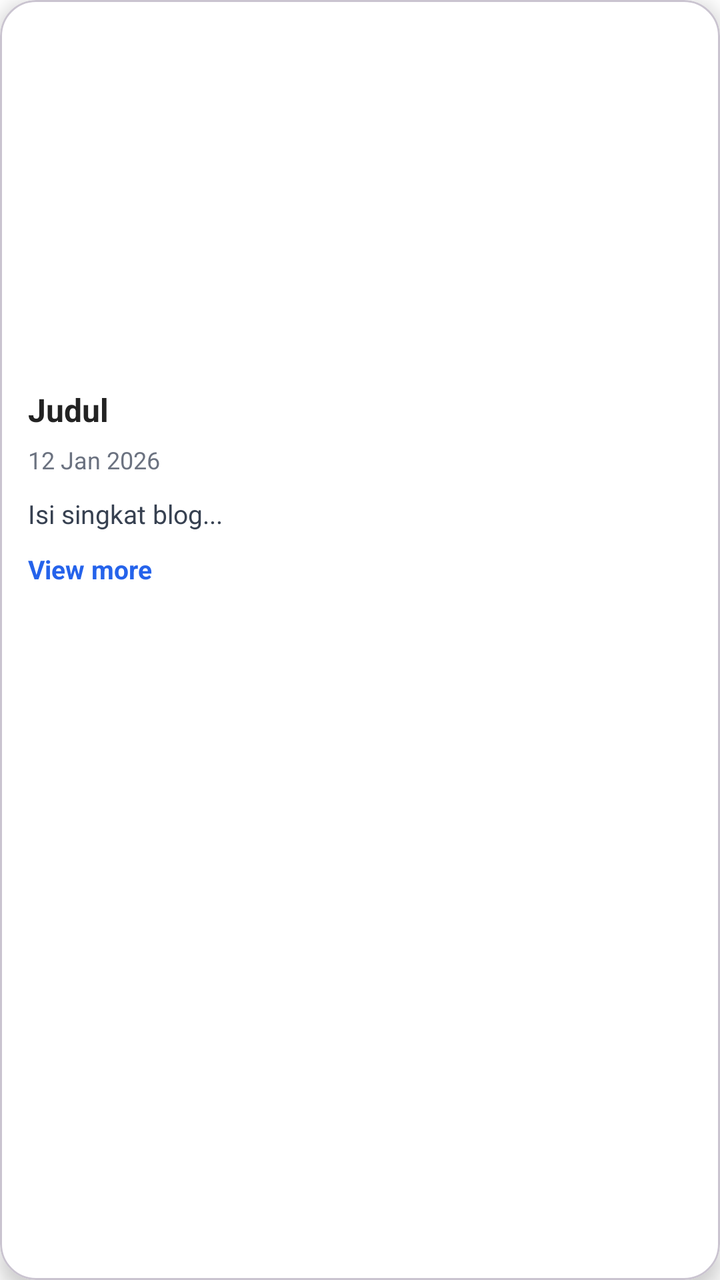
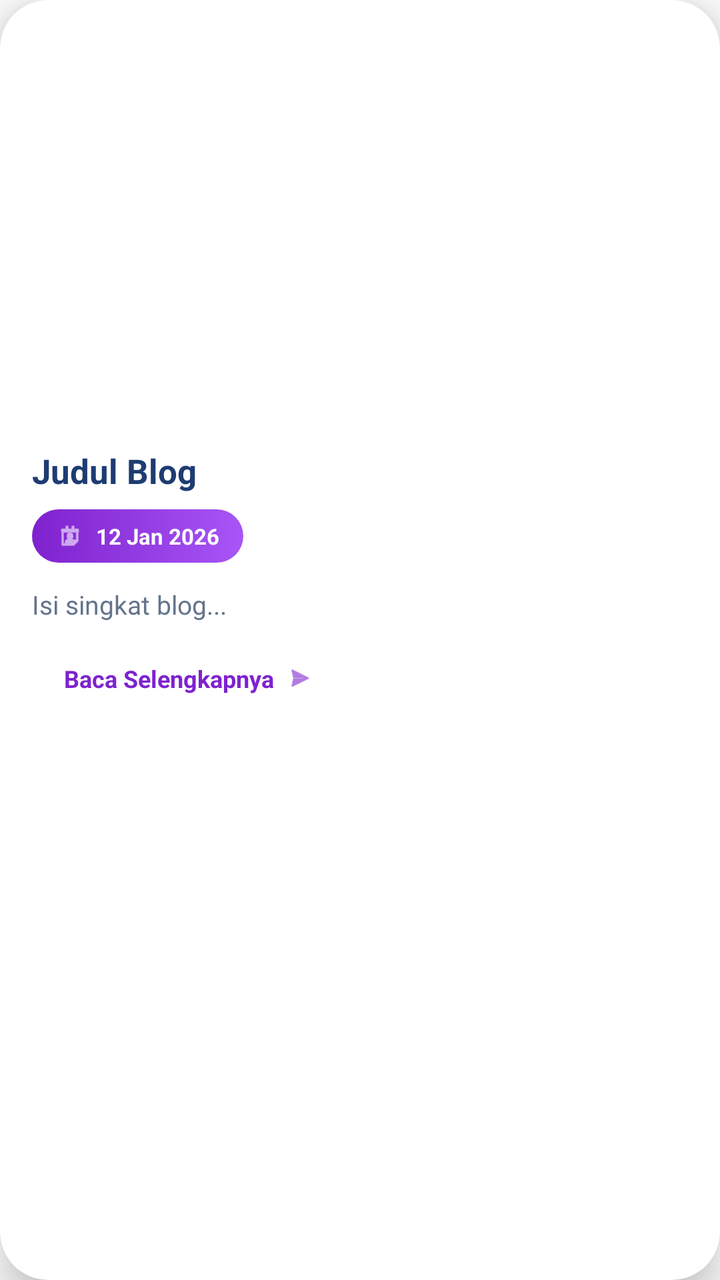

Two renders of the same Android screen: before a commit and after it. Below are the layout's source before the change and the commit's diff.
<!-- AndroidManifest.xml: application theme Theme.NajwaBelajarNavigationDrawer -->
<!-- res/layout/item_blog_user.xml -->
<?xml version="1.0" encoding="utf-8"?>
<com.google.android.material.card.MaterialCardView
    xmlns:android="http://schemas.android.com/apk/res/android"
    xmlns:app="http://schemas.android.com/apk/res-auto"
    android:id="@+id/cardRoot"
    android:layout_width="match_parent"
    android:layout_height="wrap_content"
    android:layout_marginBottom="6dp"
    app:cardCornerRadius="18dp"
    app:cardElevation="6dp"
    app:cardUseCompatPadding="false"
    app:cardBackgroundColor="@android:color/white">

    <LinearLayout
        android:layout_width="match_parent"
        android:layout_height="wrap_content"
        android:orientation="vertical">

        <ImageView
            android:id="@+id/imgCover"
            android:layout_width="match_parent"
            android:layout_height="180dp"
            android:scaleType="centerCrop"
            android:contentDescription="Cover"/>

        <LinearLayout
            android:layout_width="match_parent"
            android:layout_height="wrap_content"
            android:orientation="vertical"
            android:padding="14dp">

            <TextView
                android:id="@+id/tvTitle"
                android:layout_width="match_parent"
                android:layout_height="wrap_content"
                android:text="Judul"
                android:textColor="#222222"
                android:textSize="16sp"
                android:textStyle="bold"
                android:maxLines="2"
                android:ellipsize="end"/>

            <TextView
                android:id="@+id/tvDate"
                android:layout_width="wrap_content"
                android:layout_height="wrap_content"
                android:layout_marginTop="6dp"
                android:text="12 Jan 2026"
                android:textColor="#6B7280"
                android:textSize="12sp"/>

            <TextView
                android:id="@+id/tvSnippet"
                android:layout_width="match_parent"
                android:layout_height="wrap_content"
                android:layout_marginTop="10dp"
                android:text="Isi singkat blog..."
                android:textColor="#374151"
                android:textSize="13sp"
                android:maxLines="2"
                android:ellipsize="end"/>

            <TextView
                android:id="@+id/tvViewMore"
                android:layout_width="wrap_content"
                android:layout_height="wrap_content"
                android:layout_marginTop="10dp"
                android:text="View more"
                android:textColor="#2563EB"
                android:textStyle="bold"
                android:textSize="13sp"/>

        </LinearLayout>

    </LinearLayout>
</com.google.android.material.card.MaterialCardView>
<!-- resources referenced by this layout -->
<resources>
  <style name="Theme.NajwaBelajarNavigationDrawer" parent="Base.Theme.NajwaBelajarNavigationDrawer" />
  <style name="Base.Theme.NajwaBelajarNavigationDrawer" parent="Theme.Material3.DayNight.NoActionBar">
  
          <item name="colorPrimary">@color/biru_tua</item>
          <item name="colorPrimaryContainer">@color/biru_muda</item>
          <item name="colorOnPrimary">@android:color/white</item>
  
          <item name="android:windowBackground">@color/putih</item>
          <item name="android:statusBarColor">@color/biru_tua</item>
  
          <item name="windowActionBar">false</item>
          <item name="android:windowNoTitle">true</item>
      </style>
  <color name="biru_tua">#0D47A1</color>
  <color name="biru_muda">#42A5F5</color>
  <color name="putih">#FFFFFFFF</color>
</resources>

<!-- the commit's change to res/layout/item_blog_user.xml (unified diff, before → after) -->
@@ -1,14 +1,16 @@
 <?xml version="1.0" encoding="utf-8"?>
-<com.google.android.material.card.MaterialCardView
+<androidx.cardview.widget.CardView
     xmlns:android="http://schemas.android.com/apk/res/android"
     xmlns:app="http://schemas.android.com/apk/res-auto"
     android:id="@+id/cardRoot"
     android:layout_width="match_parent"
     android:layout_height="wrap_content"
-    android:layout_marginBottom="6dp"
-    app:cardCornerRadius="18dp"
-    app:cardElevation="6dp"
-    app:cardUseCompatPadding="false"
+    android:layout_marginBottom="16dp"
+    android:clickable="true"
+    android:focusable="true"
+    android:foreground="?attr/selectableItemBackground"
+    app:cardCornerRadius="24dp"
+    app:cardElevation="12dp"
     app:cardBackgroundColor="@android:color/white">
 
     <LinearLayout
@@ -16,61 +18,118 @@
         android:layout_height="wrap_content"
         android:orientation="vertical">
 
-        <ImageView
-            android:id="@+id/imgCover"
+        
+        <androidx.cardview.widget.CardView
             android:layout_width="match_parent"
-            android:layout_height="180dp"
-            android:scaleType="centerCrop"
-            android:contentDescription="Cover"/>
+            android:layout_height="200dp"
+            android:layout_margin="12dp"
+            app:cardCornerRadius="20dp"
+            app:cardElevation="0dp">
 
+            <ImageView
+                android:id="@+id/imgCover"
+                android:layout_width="match_parent"
+                android:layout_height="match_parent"
+                android:scaleType="centerCrop"
+                android:contentDescription="Cover"/>
+        </androidx.cardview.widget.CardView>
+
+        
         <LinearLayout
             android:layout_width="match_parent"
             android:layout_height="wrap_content"
             android:orientation="vertical"
-            android:padding="14dp">
+            android:paddingStart="16dp"
+            android:paddingEnd="16dp"
+            android:paddingBottom="16dp">
 
+            
             <TextView
                 android:id="@+id/tvTitle"
                 android:layout_width="match_parent"
                 android:layout_height="wrap_content"
-                android:text="Judul"
-                android:textColor="#222222"
-                android:textSize="16sp"
+                android:text="Judul Blog"
+                android:textColor="#1e3c72"
+                android:textSize="17sp"
                 android:textStyle="bold"
                 android:maxLines="2"
                 android:ellipsize="end"/>
 
-            <TextView
-                android:id="@+id/tvDate"
+            
+            <LinearLayout
                 android:layout_width="wrap_content"
                 android:layout_height="wrap_content"
-                android:layout_marginTop="6dp"
-                android:text="12 Jan 2026"
-                android:textColor="#6B7280"
-                android:textSize="12sp"/>
+                android:layout_marginTop="8dp"
+                android:background="@drawable/bg_section_badge"
+                android:gravity="center_vertical"
+                android:orientation="horizontal"
+                android:paddingHorizontal="12dp"
+                android:paddingVertical="6dp">
 
+                <ImageView
+                    android:layout_width="14dp"
+                    android:layout_height="14dp"
+                    android:contentDescription="Date"
+                    android:src="@android:drawable/ic_menu_my_calendar"
+                    app:tint="@android:color/white" />
+
+                <TextView
+                    android:id="@+id/tvDate"
+                    android:layout_width="wrap_content"
+                    android:layout_height="wrap_content"
+                    android:layout_marginStart="6dp"
+                    android:text="12 Jan 2026"
+                    android:textColor="@android:color/white"
+                    android:textSize="11sp"
+                    android:textStyle="bold"/>
+            </LinearLayout>
+
+            
             <TextView
                 android:id="@+id/tvSnippet"
                 android:layout_width="match_parent"
                 android:layout_height="wrap_content"
-                android:layout_marginTop="10dp"
+                android:layout_marginTop="12dp"
                 android:text="Isi singkat blog..."
-                android:textColor="#374151"
+                android:textColor="#64748b"
                 android:textSize="13sp"
-                android:maxLines="2"
-                android:ellipsize="end"/>
+                android:maxLines="3"
+                android:ellipsize="end"
+                android:lineSpacingExtra="2dp"/>
 
-            <TextView
+            
+            <LinearLayout
                 android:id="@+id/tvViewMore"
                 android:layout_width="wrap_content"
                 android:layout_height="wrap_content"
-                android:layout_marginTop="10dp"
-                android:text="View more"
-                android:textColor="#2563EB"
-                android:textStyle="bold"
-                android:textSize="13sp"/>
+                android:layout_marginTop="12dp"
+                android:background="@drawable/bg_search_button"
+                android:clickable="true"
+                android:focusable="true"
+                android:foreground="?attr/selectableItemBackground"
+                android:gravity="center_vertical"
+                android:orientation="horizontal"
+                android:paddingHorizontal="16dp"
+                android:paddingVertical="8dp">
+
+                <TextView
+                    android:layout_width="wrap_content"
+                    android:layout_height="wrap_content"
+                    android:text="Baca Selengkapnya"
+                    android:textColor="#7e22ce"
+                    android:textSize="12sp"
+                    android:textStyle="bold" />
+
+                <ImageView
+                    android:layout_width="14dp"
+                    android:layout_height="14dp"
+                    android:layout_marginStart="6dp"
+                    android:contentDescription="Arrow"
+                    android:src="@android:drawable/ic_menu_send"
+                    app:tint="#7e22ce" />
+            </LinearLayout>
 
         </LinearLayout>
 
     </LinearLayout>
-</com.google.android.material.card.MaterialCardView>
+</androidx.cardview.widget.CardView>
<!-- resource entries referenced after the edit -->
@@ -1,5 +1,24 @@
 <!-- resources referenced by this layout -->
 <resources>
+  <!-- drawable bg_search_button (drawable) -->
+  <?xml version="1.0" encoding="utf-8"?>
+  <shape xmlns:android="http://schemas.android.com/apk/res/android">
+      <solid android:color="#40FFFFFF" />
+      <corners android:radius="24dp" />
+      <stroke
+          android:width="1dp"
+          android:color="#60FFFFFF" />
+  </shape>
+  <!-- drawable bg_section_badge (drawable) -->
+  <?xml version="1.0" encoding="utf-8"?>
+  <shape xmlns:android="http://schemas.android.com/apk/res/android">
+      <gradient
+          android:angle="0"
+          android:startColor="#7e22ce"
+          android:endColor="#a855f7"
+          android:type="linear" />
+      <corners android:radius="16dp" />
+  </shape>
   <style name="Theme.NajwaBelajarNavigationDrawer" parent="Base.Theme.NajwaBelajarNavigationDrawer" />
   <style name="Base.Theme.NajwaBelajarNavigationDrawer" parent="Theme.Material3.DayNight.NoActionBar">
   
